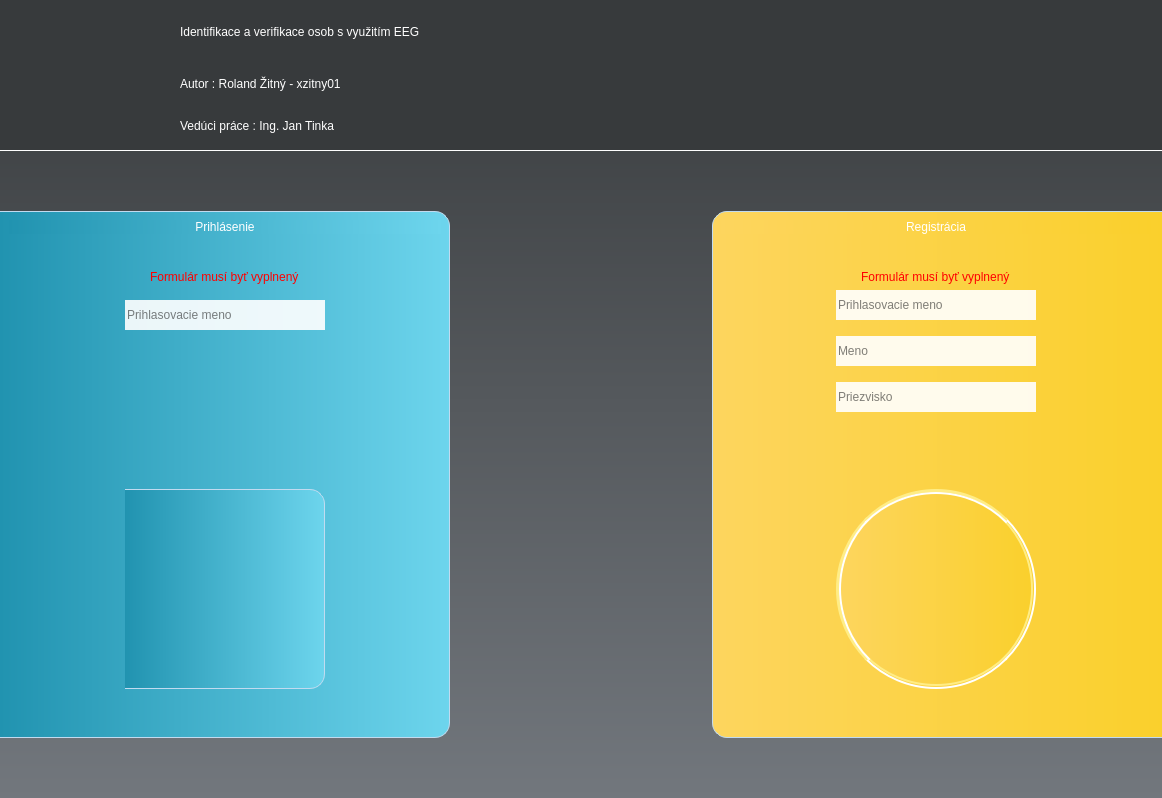
Before: the Qt Designer form nas/gui/designs/main_window.ui in roland-zitny/BC-NAS, drawn with Qt 5.
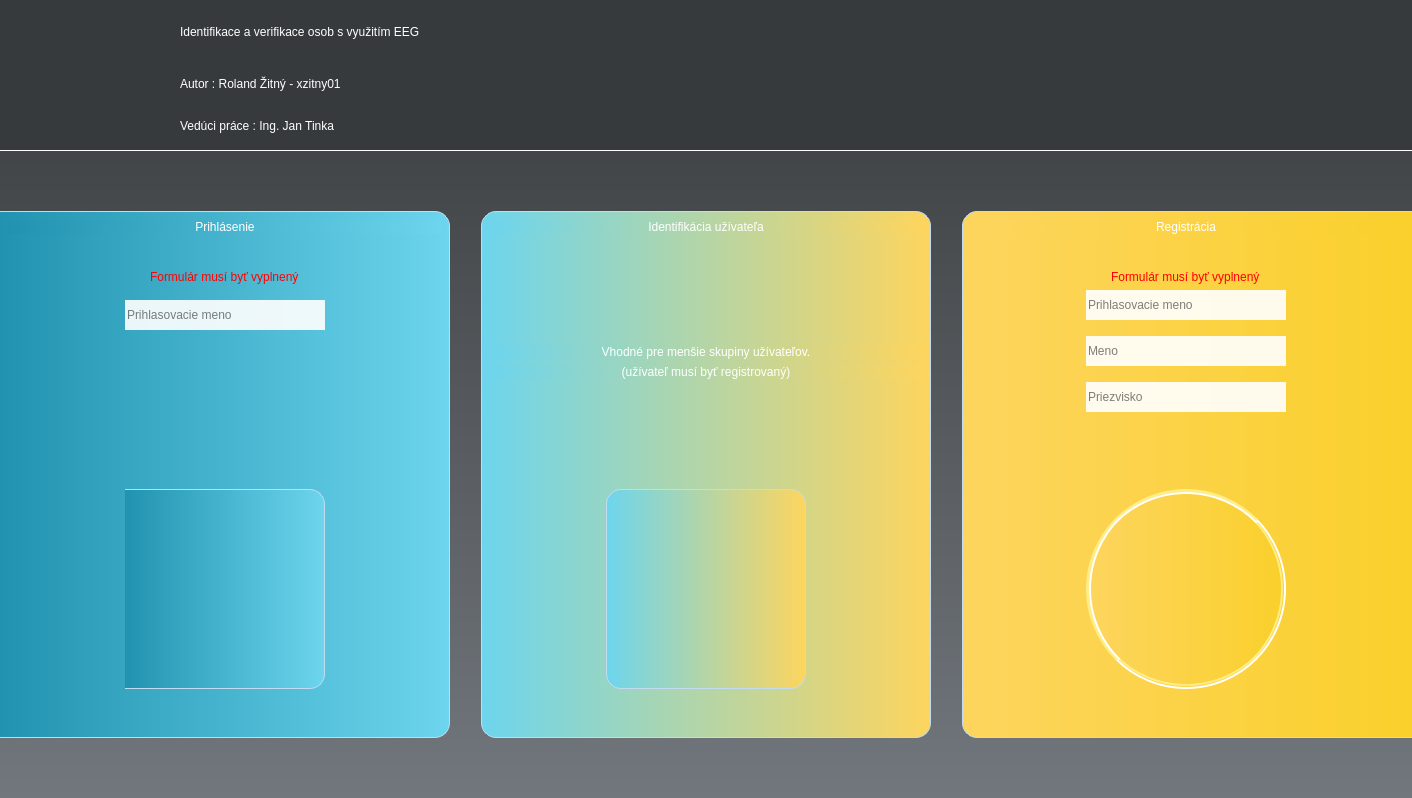
After: the same form once the commit is applied. Icons and pictures are not drawn.

Diff of the .ui file:
```diff
--- a/nas/gui/designs/main_window.ui
+++ b/nas/gui/designs/main_window.ui
@@ -6,7 +6,7 @@
    <rect>
     <x>0</x>
     <y>0</y>
-    <width>1162</width>
+    <width>1412</width>
     <height>798</height>
    </rect>
   </property>
@@ -434,7 +434,202 @@
         </property>
         <property name="sizeHint" stdset="0">
          <size>
-          <width>60</width>
+          <width>40</width>
+          <height>20</height>
+         </size>
+        </property>
+       </spacer>
+      </item>
+      <item>
+       <widget class="QWidget" name="IdentificationWidget" native="true">
+        <property name="minimumSize">
+         <size>
+          <width>450</width>
+          <height>0</height>
+         </size>
+        </property>
+        <property name="cursor">
+         <cursorShape>ArrowCursor</cursorShape>
+        </property>
+        <property name="styleSheet">
+         <string notr="true">QWidget{
+border: 1px solid #C1DBF0;
+border-radius: 15px;
+background-color: qlineargradient(spread:pad, x1:0, y1:0, x2:1, y2:0, stop:0 rgb(109, 213, 237), stop:1  rgb(253, 213, 94));
+
+}
+
+QWidget::hover{
+border: 3px groove #EFF0F1;	
+}</string>
+        </property>
+        <layout class="QVBoxLayout" name="verticalLayout">
+         <item>
+          <widget class="QLabel" name="label">
+           <property name="minimumSize">
+            <size>
+             <width>400</width>
+             <height>0</height>
+            </size>
+           </property>
+           <property name="styleSheet">
+            <string notr="true">color: rgb(255, 255, 255);
+font: 18pt &quot;Segoe MDL2 Assets&quot;;
+border: none;</string>
+           </property>
+           <property name="frameShadow">
+            <enum>QFrame::Plain</enum>
+           </property>
+           <property name="text">
+            <string>Identifikácia užívateľa</string>
+           </property>
+           <property name="alignment">
+            <set>Qt::AlignCenter</set>
+           </property>
+          </widget>
+         </item>
+         <item>
+          <spacer name="verticalSpacer_10">
+           <property name="orientation">
+            <enum>Qt::Vertical</enum>
+           </property>
+           <property name="sizeHint" stdset="0">
+            <size>
+             <width>20</width>
+             <height>40</height>
+            </size>
+           </property>
+          </spacer>
+         </item>
+         <item>
+          <widget class="QLabel" name="label_2">
+           <property name="styleSheet">
+            <string notr="true">color: rgb(255, 255, 255);
+font: 12pt &quot;Segoe MDL2 Assets&quot;;
+border: none;
+</string>
+           </property>
+           <property name="text">
+            <string>Vhodné pre menšie skupiny užívateľov.</string>
+           </property>
+           <property name="alignment">
+            <set>Qt::AlignCenter</set>
+           </property>
+          </widget>
+         </item>
+         <item>
+          <widget class="QLabel" name="label_3">
+           <property name="styleSheet">
+            <string notr="true">color: rgb(255, 255, 255);
+font: 10pt &quot;Segoe MDL2 Assets&quot;;
+border: none;</string>
+           </property>
+           <property name="text">
+            <string>(užívateľ musí byť registrovaný)</string>
+           </property>
+           <property name="alignment">
+            <set>Qt::AlignCenter</set>
+           </property>
+          </widget>
+         </item>
+         <item>
+          <spacer name="verticalSpacer_12">
+           <property name="orientation">
+            <enum>Qt::Vertical</enum>
+           </property>
+           <property name="sizeHint" stdset="0">
+            <size>
+             <width>20</width>
+             <height>40</height>
+            </size>
+           </property>
+          </spacer>
+         </item>
+         <item alignment="Qt::AlignHCenter">
+          <widget class="QPushButton" name="IdentBtn">
+           <property name="minimumSize">
+            <size>
+             <width>200</width>
+             <height>200</height>
+            </size>
+           </property>
+           <property name="maximumSize">
+            <size>
+             <width>200</width>
+             <height>200</height>
+            </size>
+           </property>
+           <property name="styleSheet">
+            <string notr="true">QPushButton{
+background-color: qradialgradient(cx:0, cy:0, radius: 1,
+                fx:0.5, fy:0.5, stop:0 #81B622 ,stop:0.5 #59981A stop:1 #3D550C);
+
+border-radius: 100px;
+border-width: 5px;
+padding: 2px;
+border-style: groove;
+border-color: #C1DBF0;
+}
+
+QPushButton::hover
+{
+background-color: qradialgradient(cx:0, cy:0, radius: 1.2,
+                fx:0.5, fy:0.5, stop:0 #8dc726 ,stop:0.5 #5fa31c stop:1 #4a6610);
+border-color: #EFF0F1;
+
+QWidget#LoginWidget{
+border: 10px;
+}
+
+}
+
+QPushButton::pressed {
+border-width: 3px;
+border-color: #82807F
+}</string>
+           </property>
+           <property name="text">
+            <string/>
+           </property>
+           <property name="icon">
+            <iconset>
+             <normaloff>../../resources/icons/IdentIcon.svg</normaloff>../../resources/icons/IdentIcon.svg</iconset>
+           </property>
+           <property name="iconSize">
+            <size>
+             <width>100</width>
+             <height>100</height>
+            </size>
+           </property>
+          </widget>
+         </item>
+         <item>
+          <spacer name="verticalSpacer_11">
+           <property name="orientation">
+            <enum>Qt::Vertical</enum>
+           </property>
+           <property name="sizeType">
+            <enum>QSizePolicy::Fixed</enum>
+           </property>
+           <property name="sizeHint" stdset="0">
+            <size>
+             <width>20</width>
+             <height>40</height>
+            </size>
+           </property>
+          </spacer>
+         </item>
+        </layout>
+       </widget>
+      </item>
+      <item>
+       <spacer name="Spacer_Log_x_Reg2">
+        <property name="orientation">
+         <enum>Qt::Horizontal</enum>
+        </property>
+        <property name="sizeHint" stdset="0">
+         <size>
+          <width>40</width>
           <height>20</height>
          </size>
         </property>
```
Left out of the diff: 1 changed line with no effect on the pictures.
